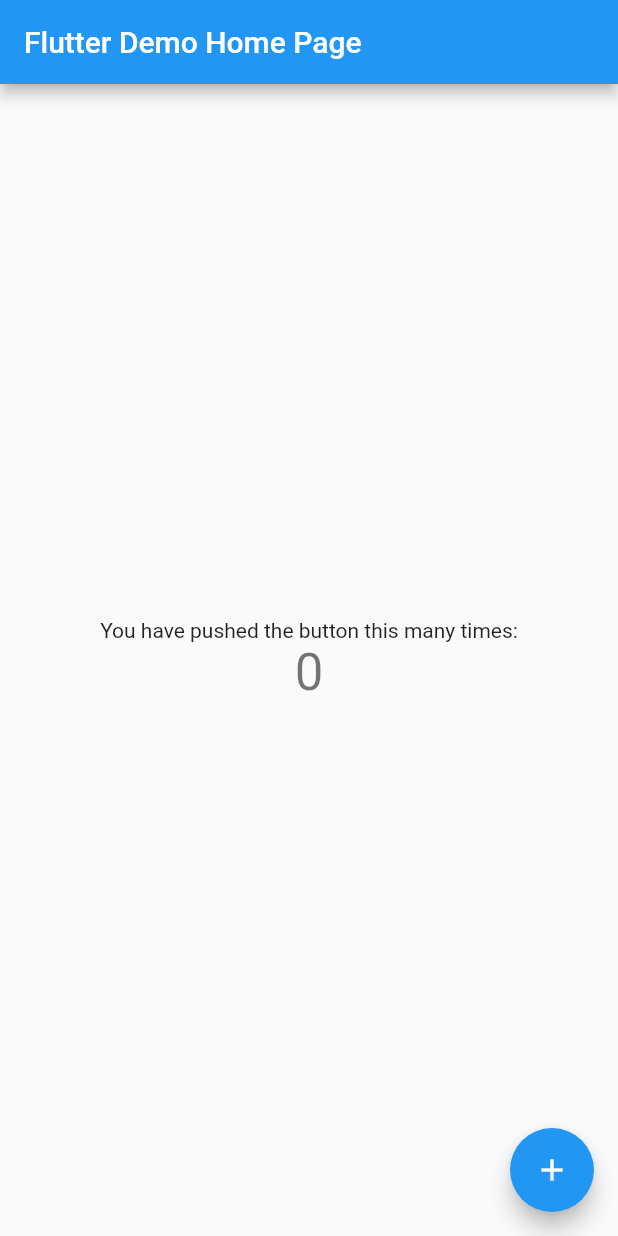
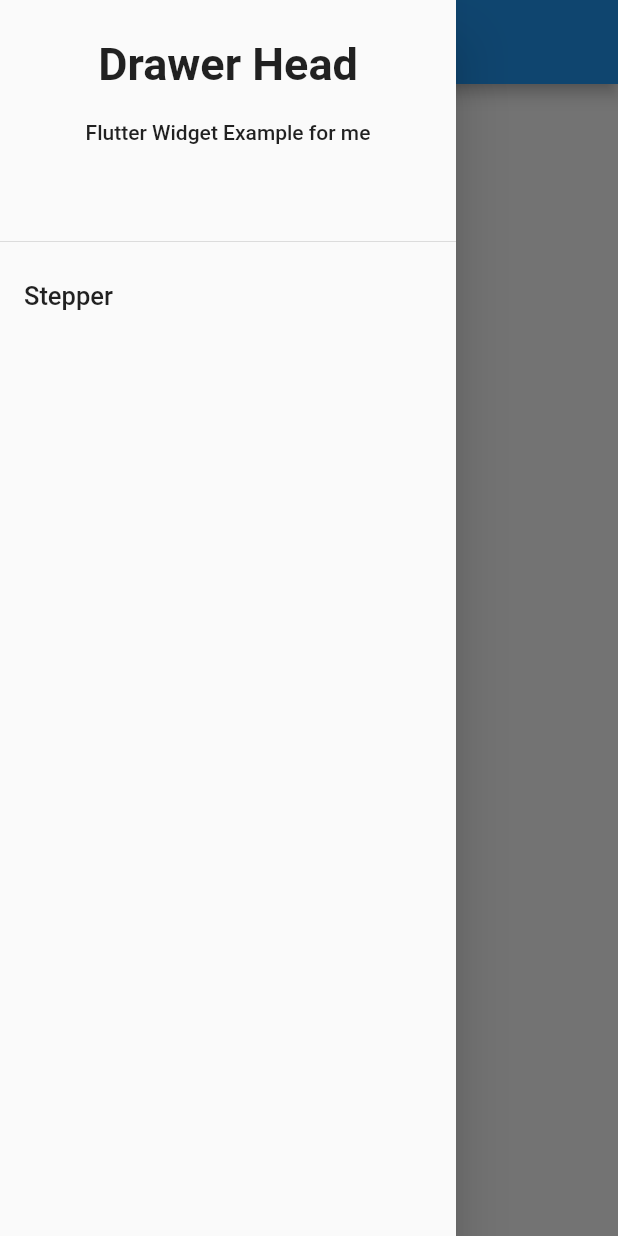
Before and after one commit to Enterprise09/Flutter_Study, a Flutter app: the screen it shows after launch, with the side drawer open (before the commit the screen has no drawer), on a phone screen of 412 x 824 dp. Run offline on Flutter 3.47's test engine with Material 2 defaults, Android fonts, the phone set to English and light mode, and no system bars; our stand-ins replace carousel_slider, cloud_firestore, firebase_messaging, flutter_linkify, get; accounts and stored records are empty.

Commit message:
[+] Stepper example & launch icon

```diff
--- a/ui_study/lib/main.dart
+++ b/ui_study/lib/main.dart
@@ -1,4 +1,5 @@
 import 'package:flutter/material.dart';
+import 'package:ui_study/screen/screen_home.dart';
 
 void main() {
   runApp(const MyApp());
@@ -7,109 +8,28 @@
 class MyApp extends StatelessWidget {
   const MyApp({Key? key}) : super(key: key);
 
-  // This widget is the root of your application.
   @override
   Widget build(BuildContext context) {
     return MaterialApp(
       title: 'Flutter Demo',
       theme: ThemeData(
-        // This is the theme of your application.
-        //
-        // Try running your application with "flutter run". You'll see the
-        // application has a blue toolbar. Then, without quitting the app, try
-        // changing the primarySwatch below to Colors.green and then invoke
-        // "hot reload" (press "r" in the console where you ran "flutter run",
-        // or simply save your changes to "hot reload" in a Flutter IDE).
-        // Notice that the counter didn't reset back to zero; the application
-        // is not restarted.
         primarySwatch: Colors.blue,
       ),
-      home: const MyHomePage(title: 'Flutter Demo Home Page'),
+      home: const MyHomePage(),
     );
   }
 }
 
 class MyHomePage extends StatefulWidget {
-  const MyHomePage({Key? key, required this.title}) : super(key: key);
-
-  // This widget is the home page of your application. It is stateful, meaning
-  // that it has a State object (defined below) that contains fields that affect
-  // how it looks.
-
-  // This class is the configuration for the state. It holds the values (in this
-  // case the title) provided by the parent (in this case the App widget) and
-  // used by the build method of the State. Fields in a Widget subclass are
-  // always marked "final".
-
-  final String title;
+  const MyHomePage({Key? key}) : super(key: key);
 
   @override
   State<MyHomePage> createState() => _MyHomePageState();
 }
 
 class _MyHomePageState extends State<MyHomePage> {
-  int _counter = 0;
-
-  void _incrementCounter() {
-    setState(() {
-      // This call to setState tells the Flutter framework that something has
-      // changed in this State, which causes it to rerun the build method below
-      // so that the display can reflect the updated values. If we changed
-      // _counter without calling setState(), then the build method would not be
-      // called again, and so nothing would appear to happen.
-      _counter++;
-    });
-  }
-
   @override
   Widget build(BuildContext context) {
-    // This method is rerun every time setState is called, for instance as done
-    // by the _incrementCounter method above.
-    //
-    // The Flutter framework has been optimized to make rerunning build methods
-    // fast, so that you can just rebuild anything that needs updating rather
-    // than having to individually change instances of widgets.
-    return Scaffold(
-      appBar: AppBar(
-        // Here we take the value from the MyHomePage object that was created by
-        // the App.build method, and use it to set our appbar title.
-        title: Text(widget.title),
-      ),
-      body: Center(
-        // Center is a layout widget. It takes a single child and positions it
-        // in the middle of the parent.
-        child: Column(
-          // Column is also a layout widget. It takes a list of children and
-          // arranges them vertically. By default, it sizes itself to fit its
-          // children horizontally, and tries to be as tall as its parent.
-          //
-          // Invoke "debug painting" (press "p" in the console, choose the
-          // "Toggle Debug Paint" action from the Flutter Inspector in Android
-          // Studio, or the "Toggle Debug Paint" command in Visual Studio Code)
-          // to see the wireframe for each widget.
-          //
-          // Column has various properties to control how it sizes itself and
-          // how it positions its children. Here we use mainAxisAlignment to
-          // center the children vertically; the main axis here is the vertical
-          // axis because Columns are vertical (the cross axis would be
-          // horizontal).
-          mainAxisAlignment: MainAxisAlignment.center,
-          children: <Widget>[
-            const Text(
-              'You have pushed the button this many times:',
-            ),
-            Text(
-              '$_counter',
-              style: Theme.of(context).textTheme.headline4,
-            ),
-          ],
-        ),
-      ),
-      floatingActionButton: FloatingActionButton(
-        onPressed: _incrementCounter,
-        tooltip: 'Increment',
-        child: const Icon(Icons.add),
-      ), // This trailing comma makes auto-formatting nicer for build methods.
-    );
+    return const MyHomeScreen();
   }
 }
--- /dev/null
+++ b/ui_study/lib/screen/screen_home.dart
@@ -0,0 +1,85 @@
+import 'package:flutter/material.dart';
+import 'package:ui_study/screen/screen_stapper.dart';
+
+class MyHomeScreen extends StatelessWidget {
+  const MyHomeScreen({Key? key}) : super(key: key);
+
+  @override
+  Widget build(BuildContext context) {
+    return MyHome();
+  }
+}
+
+class MyHome extends StatefulWidget {
+  const MyHome({Key? key}) : super(key: key);
+
+  @override
+  _MyHomeState createState() => _MyHomeState();
+}
+
+class _MyHomeState extends State<MyHome> {
+  @override
+  Widget build(BuildContext context) {
+    return SafeArea(
+      child: Scaffold(
+        drawer: Drawer(
+          child: ListView(
+            children: <Widget>[
+              DrawerHeader(
+                padding: const EdgeInsets.only(top: 25),
+                child: ListView(
+                  children: <Widget>[
+                    Center(
+                      child: Column(
+                        children: const <Widget>[
+                          Text(
+                            'Drawer Head',
+                            style: TextStyle(
+                              fontWeight: FontWeight.bold,
+                              fontSize: 30,
+                            ),
+                          ),
+                          Padding(
+                            padding: EdgeInsets.all(10),
+                          ),
+                          Text('Flutter Widget Example for me'),
+                        ],
+                      ),
+                    ),
+                  ],
+                ),
+              ),
+              ListTile(
+                title: const Text(
+                  'Stepper',
+                  style: TextStyle(fontSize: 17),
+                ),
+                onTap: () {
+                  Navigator.push(context, MaterialPageRoute(builder: (context) {
+                    return const MyStepperScreen();
+                  }));
+                },
+              ),
+            ],
+          ),
+        ),
+        appBar: AppBar(
+          title: const Text(
+            'UI / UX',
+            style: TextStyle(fontWeight: FontWeight.bold, fontSize: 30),
+          ),
+          // leading: IconButton(
+          //   icon: const Icon(Icons.menu),
+          //   onPressed: () {},
+          // ),
+        ),
+        body: const Center(
+          child: Text(
+            'Hello Screen!',
+            style: TextStyle(fontWeight: FontWeight.bold, fontSize: 30),
+          ),
+        ),
+      ),
+    );
+  }
+}
```
Also changed, not shown: ui_study/lib/screen/screen_stapper.dart (added, +66 -0 lines), 25 other files.
